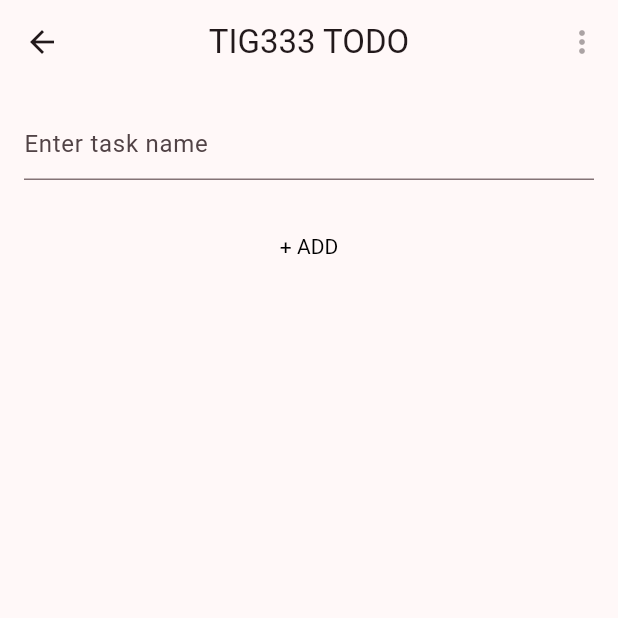
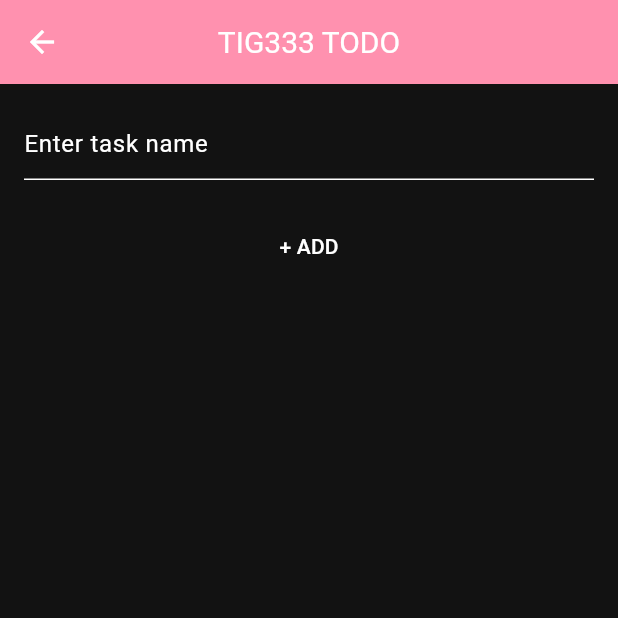
Before and after one commit to gu-tig333-ht23/gusbliel, a Flutter app: the screen it shows after launch, after a tap on the "add" icon, on a phone screen of 412 x 824 dp, the top half of it. Run offline on Flutter 3.47's test engine with Material 2 defaults, Android fonts, the phone set to English and light mode, and no system bars.

Commit message:
theme satt, Filterknapp visar nu aktivt filter
Numera sätts nästan allt via theme och appen har en ny snygg och lugnande look ;). Filterknappens icon är nu nuvarnde filtertext.

```diff
--- a/lib/add_task_view.dart
+++ b/lib/add_task_view.dart
@@ -9,9 +9,10 @@ class AddTaskView extends StatelessWidget {
   Widget build(BuildContext context) {
     var taskState = Provider.of<TaskListItemState>(context, listen: false);
     return Scaffold(
-        appBar: AppBar(centerTitle: true, title: Text("TIG333 TODO"), actions: [
-          IconButton(icon: Icon(Icons.more_vert), onPressed: (null))
-        ]),
+        appBar: AppBar(
+          centerTitle: true,
+          title: Text("TIG333 TODO"),
+        ),
         body: Padding(
             padding: const EdgeInsets.all(16.0),
             child: Column(children: [
@@ -29,13 +30,15 @@ class AddTaskView extends StatelessWidget {
                     taskState.addTask(newTask);
                     _taskController.clear();
                   }
+                  ScaffoldMessenger.of(context).showSnackBar(SnackBar(
+                    backgroundColor: Color.fromARGB(255, 255, 145, 175),
+                    content: Text("A task has been added!"),
+                    duration: Duration(seconds: 2),
+                  ));
                 },
-                style: TextButton.styleFrom(
-                  textStyle: TextStyle(color: Colors.black),
-                ),
                 child: Text(
                   '+ ADD',
-                  style: TextStyle(color: Colors.black),
+                  style: TextStyle(color: Colors.white),
                 ),
               ),
             ])));
--- a/lib/home_page_view.dart
+++ b/lib/home_page_view.dart
@@ -10,15 +10,16 @@ class HomePageView extends StatelessWidget {
     var taskState = Provider.of<TaskListItemState>(context);
     var filterModel = Provider.of<TaskFilterModel>(context);
     List<Task> filteredTasks = filterModel.applyFilter(taskState.tasks);
+    var selectedFilterString = filterModel.selectedFilter.toString().substring(11);
 
     return Scaffold(
       appBar: AppBar(
         centerTitle: true,
-        backgroundColor: Color.fromARGB(
-            255, 255, 145, 175), //Theme primary color va inte tillräckligt fin
         title: Text("TIG333 TODO"),
         actions: [
-          PopupMenuButton<TaskFilter>( //Här kan användaren sätta ett filter på task listan.
+          //Här kan användaren sätta ett filter på task listan.
+          PopupMenuButton<TaskFilter>(
+            icon: Text("Showing $selectedFilterString", style: TextStyle(fontSize: 18),),
             onSelected: (filter) {
               filterModel.setFilter(filter);
             },
@@ -39,7 +40,9 @@ class HomePageView extends StatelessWidget {
           ),
         ],
       ),
-      body: filteredTasks.isEmpty //Detta ska förbättras i framtiden för att fungera bättre i enlighet med filtret man väljer.
+      //visar en fin gubbe som dansar och lite text om man inte laggt till några tasks.
+      body: filteredTasks
+              .isEmpty && filterModel.selectedFilter == TaskFilter.All
           ? Center(
               child: Column(
                   mainAxisAlignment: MainAxisAlignment.center,
@@ -59,7 +62,8 @@ class HomePageView extends StatelessWidget {
                     height: 408,
                   ),
                 ]))
-          : ListView.builder( //Här visas listan med tasks
+          //Här visas listan med tasks
+          : ListView.builder(
               itemCount: filteredTasks.length,
               itemBuilder: (context, index) {
                 final task = filteredTasks[index];
@@ -71,7 +75,8 @@ class HomePageView extends StatelessWidget {
                 );
               },
             ),
-      floatingActionButton: FloatingActionButton( //knappen i nedre högra hörnet
+      //knappen i nedre högra hörnet
+      floatingActionButton: FloatingActionButton(
         onPressed: () {
           Navigator.push(
               context, MaterialPageRoute(builder: (context) => AddTaskView()));
--- a/lib/main.dart
+++ b/lib/main.dart
@@ -25,11 +25,27 @@ class MyApp extends StatelessWidget {
   @override
   Widget build(BuildContext context) {
     return MaterialApp(
-      title: 'Flutter Demo',
+      title: 'TIG333 TODO',
       debugShowCheckedModeBanner: false,
       theme: ThemeData(
-        colorScheme: ColorScheme.fromSeed(
-            seedColor: Color.fromARGB(255, 255, 145, 175)), //hehehe
+        colorScheme: ColorScheme.dark(
+          background: Color.fromARGB(255, 249, 195, 210),
+          primary: Color.fromARGB(255, 255, 145, 175),
+          onPrimary: Colors.white,
+          secondary: Color.fromARGB(255, 255, 145, 175),
+          onSecondary: Colors.white,
+        ),
+        //iconTheme: IconThemeData(color: Colors.white),
+
+        appBarTheme: AppBarTheme(
+          backgroundColor: Color.fromARGB(255, 255, 145, 175),
+          titleTextStyle: TextStyle(color: Colors.white, fontSize: 20),
+        ),
+        snackBarTheme: SnackBarThemeData(
+          contentTextStyle: TextStyle(color: Colors.white),
+          backgroundColor: Color.fromARGB(255, 255, 145, 175),
+        ),
+        popupMenuTheme: PopupMenuThemeData(color: Color.fromARGB(255, 255, 145, 175)),
         useMaterial3: true,
       ),
       home: HomePageView(),
```
Also changed, not shown: lib/task_list_item.dart (+13 -10 lines).
